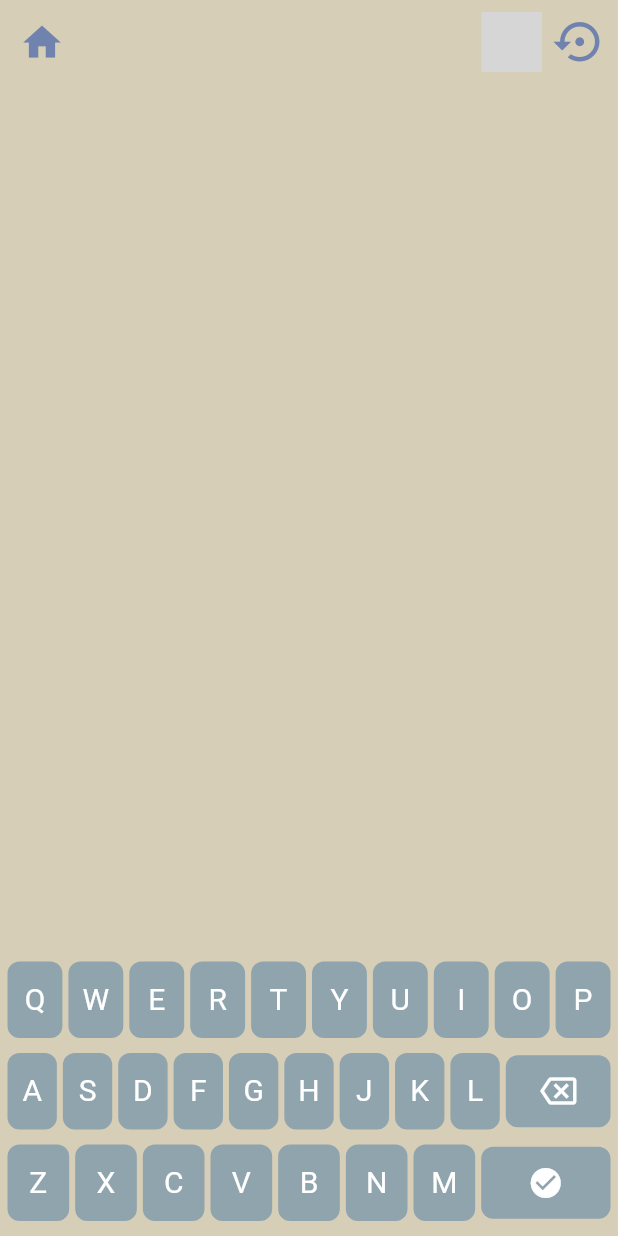
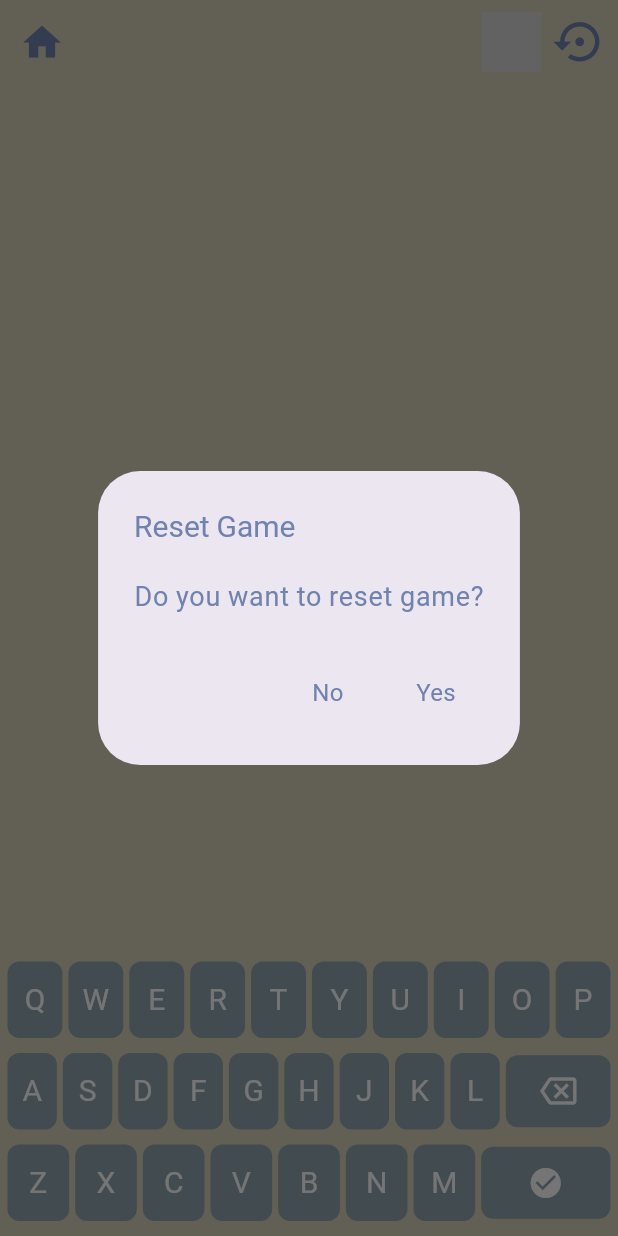
Before and after one commit to erfanakhjavani/worddle, a Flutter app: the GameView screen opened directly, after a tap on the "settings backup restore" icon, on a phone screen of 412 x 824 dp. Run offline on Flutter 3.47's test engine with Material 3 defaults, Android fonts, the light colour scheme and no system bars; our stand-ins replace connectivity_plus, flutter_animate, get, loading_animation_widget, lottie; missing offline and left inert: stack_appodeal_flutter; network calls fail; project files that could hold a hidden picture were left out; grey boxes are pictures that could not be loaded.

Commit message:
'update'

```diff
--- a/lib/Core/Constants/Language/fa_ir.dart
+++ b/lib/Core/Constants/Language/fa_ir.dart
@@ -1,6 +1,6 @@
 Map<String, String> get faIR => {
   'play_local': 'بازی محلی',
-  'online': 'بازی انلاین',
+  'online': 'بازی آنلاین',
   'settings': 'تنظیمات',
   'back': 'بازگشت',
   'word-length': 'تعداد کلمات',
@@ -21,4 +21,16 @@ Map<String, String> get faIR => {
   'Contact': 'ارتباط',
   'Version': 'نسخه',
   'Privacy Policy': 'امنیت و حریم خصوصی',
+  'Reset Game': 'ریست بازی',
+  'Do you want to reset game?': 'آیا می‌خواهید بازی را ریست کنید؟',
+  'Home': 'خانه',
+  'Help': 'کمک',
+  'Need help?': 'به راهنمایی نیاز داری؟',
+  'Watch video to remove some keys': 'با دیدن ویدیو تعدادی از کلید‌های بازی را حذف کن',
+  'Watch the video': 'تماشا ویدیو',
+  'You have already watched the video.': 'شما قبلاً ویدیو را تماشا کرده‌اید.',
+  'attention': 'توجه',
+  'Do you need help?': 'به کمک نیاز داری؟',
+  'If you want, we will remove some of the game keys by watching the video!': 'اگر بخواهید، با دیدن ویدیو تعدادی از کلید‌های بازی را حذف خواهیم کرد!',
+  'The video has already been seen': 'ویدیو قبلاً تماشا شده است',
 };
--- a/lib/Core/Widgets/widgets.dart
+++ b/lib/Core/Widgets/widgets.dart
@@ -12,8 +12,12 @@ void showMyDialog({
   showDialog(
     context: context,
     builder: (context) => AlertDialog(
-      title:  Text(title ??'Exit App'.tr), //* Dialog title
-      content:  Text(content ??'Do you really want to exit?'.tr), //* Dialog content
+      title:  Text(title ??'Exit App'.tr,
+      style: Get.textTheme.headlineSmall,
+      ), //* Dialog title
+      content:  Text(content ??'Do you really want to exit?'.tr,
+        style: Get.textTheme.bodyLarge,
+      ), //* Dialog content
       actions: <Widget>[
         //! "No" button to dismiss the dialog without exiting
         TextButton(
@@ -21,12 +25,16 @@ void showMyDialog({
             Navigator.pop(context);
             cancel;
           },
-          child: Text('No'.tr),
+          child: Text('No'.tr,
+          style: Get.textTheme.bodyMedium,
+          ),
         ),
         //! "Yes" button to close both the dialog and the current screen
         TextButton(
           onPressed: accept,
-          child:  Text('Yes'.tr),
+          child:  Text('Yes'.tr,
+            style: Get.textTheme.bodyMedium,
+          ),
         ),
       ],
     ),
--- a/lib/Features/Menu/Play/menu_play_view.dart
+++ b/lib/Features/Menu/Play/menu_play_view.dart
@@ -102,7 +102,7 @@ class MenuPlayView extends GetView<MenuPlayViewModel> {
         ),
       ),
       onPressed: () async {
-        await Appodeal.show(AppodealAdType.MREC);
+        await Appodeal.show(AppodealAdType.NativeAd);
         bool isFarsi = Get.locale?.languageCode == 'fa'; //* Check if language is Farsi
         final gameViewModel = Get.find<GameViewModel>();
         await gameViewModel.initializeGame(
```
Also changed, not shown: assets/json/help2.json (added, +1 -0 lines), lib/Features/Game/game_view.dart (+117 -6 lines), lib/Features/Game/game_viewmodel.dart (+5 -2 lines).
